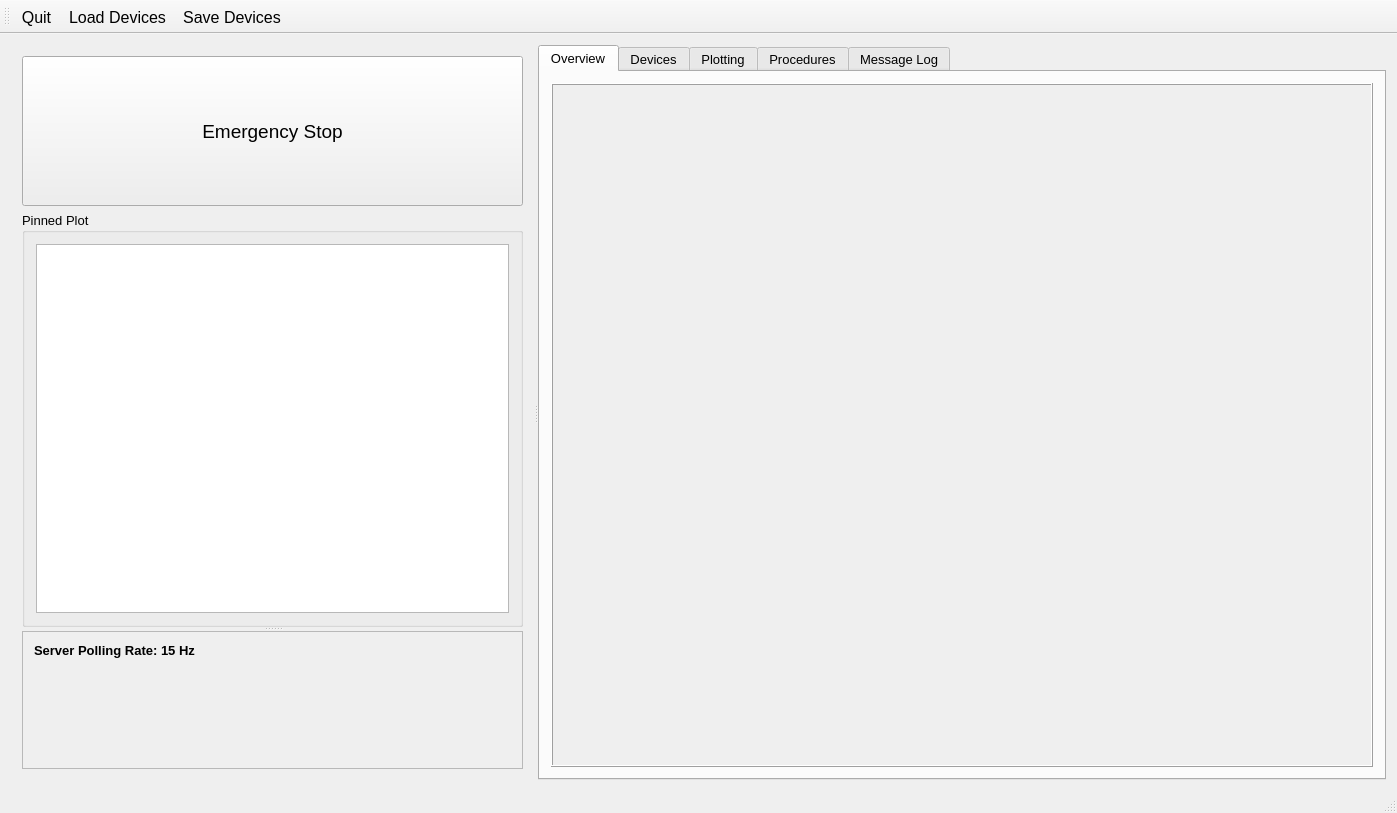
First picture: the form in Software/ControlSystem/qt/designer/MainWindow.ui, repository DanielWinklehner/Ion-Source-Control-System, before the edit.
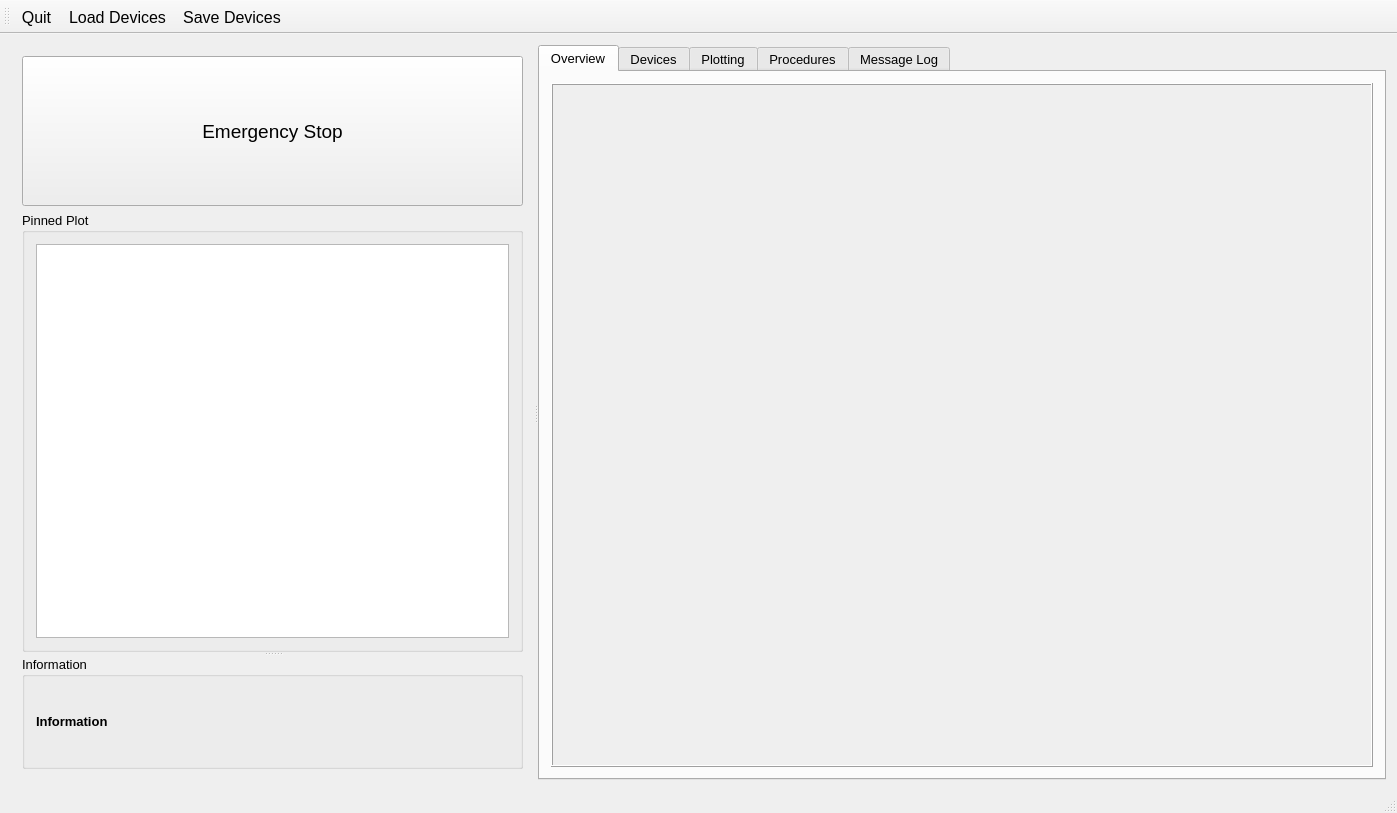
Second picture: the form after the edit. The open tabs and pages were chosen to show the change. Custom widgets are drawn as their Qt base class.

Diff of the .ui file:
```diff
--- a/Software/ControlSystem/qt/designer/MainWindow.ui
+++ b/Software/ControlSystem/qt/designer/MainWindow.ui
@@ -130,35 +130,9 @@
             </item>
            </layout>
           </widget>
-          <widget class="QFrame" name="fmPollRates">
-           <property name="sizePolicy">
-            <sizepolicy hsizetype="Minimum" vsizetype="Preferred">
-             <horstretch>0</horstretch>
-             <verstretch>0</verstretch>
-            </sizepolicy>
-           </property>
-           <property name="minimumSize">
-            <size>
-             <width>0</width>
-             <height>100</height>
-            </size>
-           </property>
-           <property name="maximumSize">
-            <size>
-             <width>16777215</width>
-             <height>16777215</height>
-            </size>
-           </property>
-           <property name="font">
-            <font>
-             <pointsize>10</pointsize>
-            </font>
-           </property>
-           <property name="frameShape">
-            <enum>QFrame::StyledPanel</enum>
-           </property>
-           <property name="frameShadow">
-            <enum>QFrame::Plain</enum>
+          <widget class="QGroupBox" name="groupBox">
+           <property name="title">
+            <string>Information</string>
            </property>
            <layout class="QVBoxLayout" name="verticalLayout_2">
             <item>
@@ -171,23 +145,10 @@
                </font>
               </property>
               <property name="text">
-               <string>Server Polling Rate: 15 Hz</string>
+               <string>Information</string>
               </property>
              </widget>
             </item>
-            <item>
-             <spacer name="verticalSpacer">
-              <property name="orientation">
-               <enum>Qt::Vertical</enum>
-              </property>
-              <property name="sizeHint" stdset="0">
-               <size>
-                <width>20</width>
-                <height>40</height>
-               </size>
-              </property>
-             </spacer>
-            </item>
            </layout>
           </widget>
          </widget>
```
Left out of the diff: 8 changed lines with no effect on the pictures.
